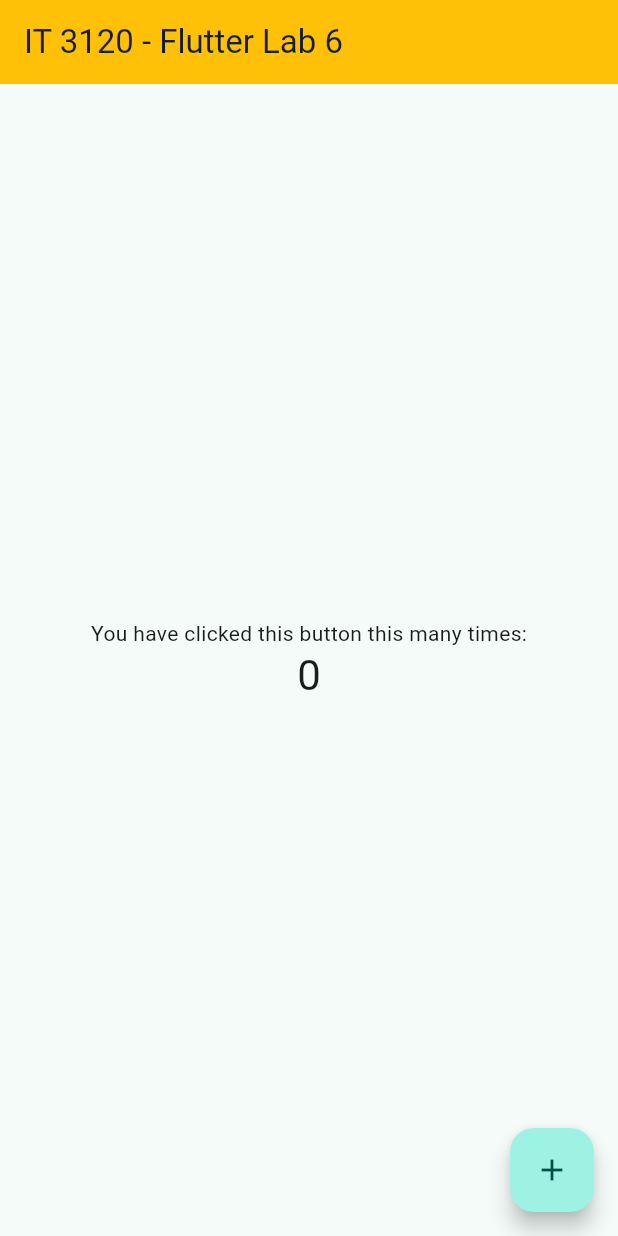
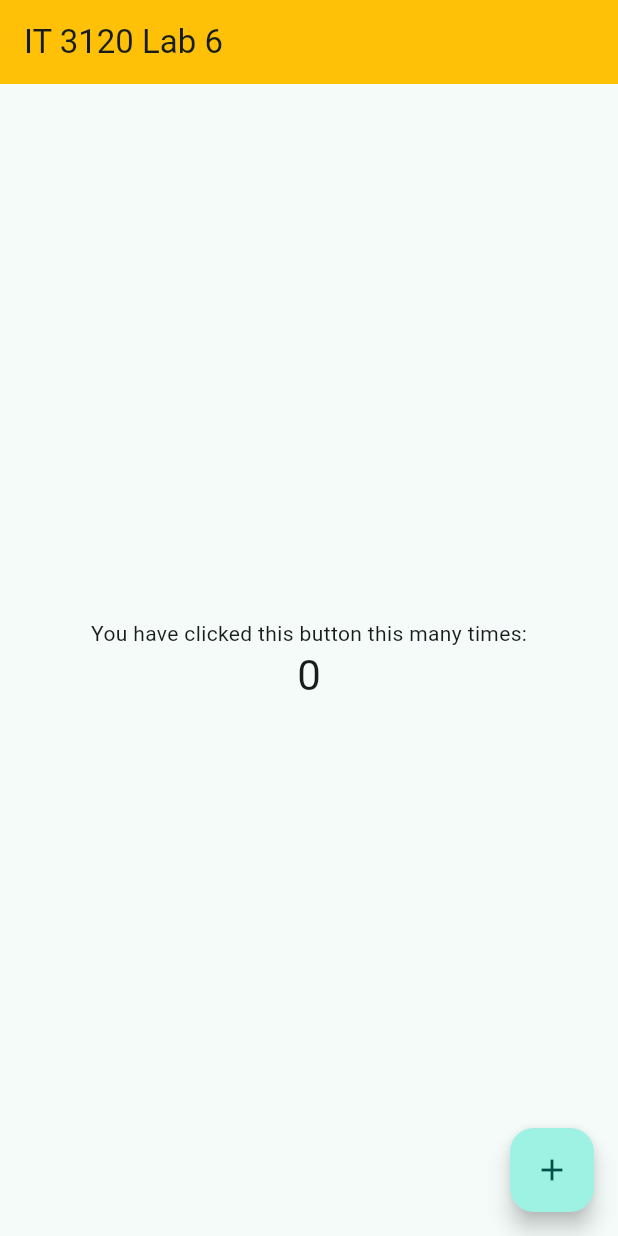
Before and after one commit to hotdogwithcheese/it3120-lab6, a Flutter app: the screen it shows after launch, on a phone screen of 412 x 824 dp. Run offline on Flutter 3.47's test engine with Material 3 defaults, Android fonts, the phone set to English and light mode, and no system bars.

Commit message:
Changing Title

```diff
--- a/lib/main.dart
+++ b/lib/main.dart
@@ -30,7 +30,7 @@ class MyApp extends StatelessWidget {
         // tested with just a hot reload.
         colorScheme: ColorScheme.fromSeed(seedColor: Colors.teal),
       ),
-      home: const MyHomePage(title: 'IT 3120 - Flutter Lab 6'),
+      home: const MyHomePage(title: 'IT 3120 Lab 6'),
     );
   }
 }
```
